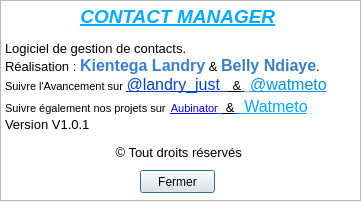
This is contact/licence.ui in watmeto/ContactManager as Qt 5 draws it before an edit. The edited form follows.
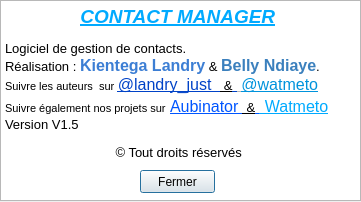
This is the edited form. Icons and pictures are not drawn.

```diff
--- a/contact/licence.ui
+++ b/contact/licence.ui
@@ -35,9 +35,9 @@
 &lt;p style=&quot;-qt-paragraph-type:empty; margin-top:0px; margin-bottom:0px; margin-left:0px; margin-right:0px; -qt-block-indent:0; text-indent:0px; font-size:8pt; font-weight:600; font-style:italic; text-decoration: underline;&quot;&gt;&lt;/p&gt;
 &lt;p style=&quot; margin-top:0px; margin-bottom:0px; margin-left:0px; margin-right:0px; -qt-block-indent:0; text-indent:0px;&quot;&gt;&lt;span style=&quot; font-size:10pt;&quot;&gt;Logiciel de gestion de contacts.&lt;/span&gt;&lt;/p&gt;
 &lt;p style=&quot; margin-top:0px; margin-bottom:0px; margin-left:0px; margin-right:0px; -qt-block-indent:0; text-indent:0px;&quot;&gt;&lt;span style=&quot; font-size:10pt;&quot;&gt;Réalisation : &lt;/span&gt;&lt;span style=&quot; font-size:12pt; font-weight:600; color:#3c7ed4;&quot;&gt;Kientega Landry&lt;/span&gt;&lt;span style=&quot; font-size:10pt;&quot;&gt; &amp;amp;&lt;/span&gt;&lt;span style=&quot; font-size:10pt; color:#3b80bd;&quot;&gt; &lt;/span&gt;&lt;span style=&quot; font-size:12pt; font-weight:600; color:#3b80bd;&quot;&gt;Belly Ndiaye&lt;/span&gt;&lt;span style=&quot; font-size:10pt;&quot;&gt;.&lt;/span&gt;&lt;/p&gt;
-&lt;p style=&quot; margin-top:0px; margin-bottom:0px; margin-left:0px; margin-right:0px; -qt-block-indent:0; text-indent:0px;&quot;&gt;&lt;span style=&quot; font-size:8pt;&quot;&gt;Suivre l'Avancement sur&lt;/span&gt;&lt;span style=&quot; font-size:10pt;&quot;&gt; &lt;/span&gt;&lt;a href=&quot;https://twitter.com/landry_just&quot;&gt;&lt;span style=&quot; font-size:12pt; text-decoration: underline; color:#0042c7;&quot;&gt;@landry_just  &lt;/span&gt;&lt;/a&gt;&lt;a href=&quot;https://twitter.com/landry_just&quot;&gt;&lt;span style=&quot; font-size:10pt; text-decoration: underline; color:#000000;&quot;&gt; &amp;amp;&lt;/span&gt;&lt;/a&gt;&lt;a href=&quot;https://twitter.com/landry_just&quot;&gt;&lt;span style=&quot; font-size:12pt; text-decoration: underline; color:#0042c7;&quot;&gt; &lt;/span&gt;&lt;/a&gt;&lt;a href=&quot;https://twitter.com/landry_just&quot;&gt;&lt;span style=&quot; font-size:12pt; text-decoration: underline; color:#b3b3b3;&quot;&gt; &lt;/span&gt;&lt;/a&gt;&lt;a href=&quot;https://twitter.com/watmeto&quot;&gt;&lt;span style=&quot; font-size:12pt; text-decoration: underline; color:#0093dc;&quot;&gt;@watmeto&lt;/span&gt;&lt;/a&gt;&lt;/p&gt;
-&lt;p style=&quot; margin-top:0px; margin-bottom:0px; margin-left:0px; margin-right:0px; -qt-block-indent:0; text-indent:0px;&quot;&gt;&lt;span style=&quot; font-size:8pt;&quot;&gt;Suivre également nos projets sur&lt;/span&gt;&lt;span style=&quot; font-size:14pt; color:#0055ff;&quot;&gt; &lt;/span&gt;&lt;a href=&quot;https://github.com/Aubinator&quot;&gt;&lt;span style=&quot; font-size:8pt; text-decoration: underline; color:#0000ff;&quot;&gt;Aubinator&lt;/span&gt;&lt;/a&gt;&lt;a href=&quot;github.com/Aubinator&quot;&gt;&lt;span style=&quot; font-size:12pt; text-decoration: underline; color:#0055ff;&quot;&gt; &lt;/span&gt;&lt;/a&gt;&lt;a href=&quot;github.com/Aubinator&quot;&gt;&lt;span style=&quot; font-size:10pt; text-decoration: underline; color:#000000;&quot;&gt; &amp;amp;&lt;/span&gt;&lt;/a&gt;&lt;a href=&quot;github.com/Aubinator&quot;&gt;&lt;span style=&quot; font-size:12pt; text-decoration: underline; color:#0055ff;&quot;&gt; &lt;/span&gt;&lt;/a&gt;&lt;a href=&quot;github.com/Aubinator&quot;&gt;&lt;span style=&quot; font-size:14pt; text-decoration: underline; color:#00aaff;&quot;&gt; &lt;/span&gt;&lt;/a&gt;&lt;a href=&quot;https://github.com/watmeto&quot;&gt;&lt;span style=&quot; font-size:12pt; text-decoration: underline; color:#00aaff;&quot;&gt;Watmeto&lt;/span&gt;&lt;/a&gt;&lt;/p&gt;
-&lt;p style=&quot; margin-top:0px; margin-bottom:0px; margin-left:0px; margin-right:0px; -qt-block-indent:0; text-indent:0px;&quot;&gt;&lt;span style=&quot; font-size:10pt;&quot;&gt;Version V1.0.1&lt;/span&gt;&lt;/p&gt;
+&lt;p style=&quot; margin-top:0px; margin-bottom:0px; margin-left:0px; margin-right:0px; -qt-block-indent:0; text-indent:0px;&quot;&gt;&lt;span style=&quot; font-size:8pt;&quot;&gt;Suivre les auteurs  sur&lt;/span&gt;&lt;span style=&quot; font-size:10pt;&quot;&gt; &lt;/span&gt;&lt;a href=&quot;https://twitter.com/landry_just&quot;&gt;&lt;span style=&quot; font-size:12pt; text-decoration: underline; color:#0042c7;&quot;&gt;@landry_just  &lt;/span&gt;&lt;/a&gt;&lt;a href=&quot;https://twitter.com/landry_just&quot;&gt;&lt;span style=&quot; font-size:10pt; text-decoration: underline; color:#000000;&quot;&gt; &amp;amp;&lt;/span&gt;&lt;/a&gt;&lt;a href=&quot;https://twitter.com/landry_just&quot;&gt;&lt;span style=&quot; font-size:12pt; text-decoration: underline; color:#0042c7;&quot;&gt; &lt;/span&gt;&lt;/a&gt;&lt;a href=&quot;https://twitter.com/landry_just&quot;&gt;&lt;span style=&quot; font-size:12pt; text-decoration: underline; color:#b3b3b3;&quot;&gt; &lt;/span&gt;&lt;/a&gt;&lt;a href=&quot;https://twitter.com/watmeto&quot;&gt;&lt;span style=&quot; font-size:12pt; text-decoration: underline; color:#0093dc;&quot;&gt;@watmeto&lt;/span&gt;&lt;/a&gt;&lt;/p&gt;
+&lt;p style=&quot; margin-top:0px; margin-bottom:0px; margin-left:0px; margin-right:0px; -qt-block-indent:0; text-indent:0px;&quot;&gt;&lt;span style=&quot; font-size:8pt;&quot;&gt;Suivre également nos projets sur&lt;/span&gt;&lt;span style=&quot; font-size:12pt; color:#0055ff;&quot;&gt; &lt;/span&gt;&lt;a href=&quot;https://github.com/Aubinator&quot;&gt;&lt;span style=&quot; font-size:12pt; text-decoration: underline; color:#0055ff;&quot;&gt;Aubinator&lt;/span&gt;&lt;/a&gt;&lt;a href=&quot;github.com/Aubinator&quot;&gt;&lt;span style=&quot; font-size:12pt; text-decoration: underline; color:#0055ff;&quot;&gt; &lt;/span&gt;&lt;/a&gt;&lt;a href=&quot;github.com/Aubinator&quot;&gt;&lt;span style=&quot; font-size:10pt; text-decoration: underline; color:#000000;&quot;&gt; &amp;amp;&lt;/span&gt;&lt;/a&gt;&lt;a href=&quot;github.com/Aubinator&quot;&gt;&lt;span style=&quot; font-size:12pt; text-decoration: underline; color:#0055ff;&quot;&gt; &lt;/span&gt;&lt;/a&gt;&lt;a href=&quot;github.com/Aubinator&quot;&gt;&lt;span style=&quot; font-size:14pt; text-decoration: underline; color:#00aaff;&quot;&gt; &lt;/span&gt;&lt;/a&gt;&lt;a href=&quot;https://github.com/watmeto&quot;&gt;&lt;span style=&quot; font-size:12pt; text-decoration: underline; color:#00aaff;&quot;&gt;Watmeto&lt;/span&gt;&lt;/a&gt;&lt;/p&gt;
+&lt;p style=&quot; margin-top:0px; margin-bottom:0px; margin-left:0px; margin-right:0px; -qt-block-indent:0; text-indent:0px;&quot;&gt;&lt;span style=&quot; font-size:10pt;&quot;&gt;Version V1.5&lt;/span&gt;&lt;/p&gt;
 &lt;p align=&quot;center&quot; style=&quot;-qt-paragraph-type:empty; margin-top:0px; margin-bottom:0px; margin-left:0px; margin-right:0px; -qt-block-indent:0; text-indent:0px; font-size:8pt;&quot;&gt;&lt;/p&gt;
 &lt;p align=&quot;center&quot; style=&quot; margin-top:0px; margin-bottom:0px; margin-left:0px; margin-right:0px; -qt-block-indent:0; text-indent:0px;&quot;&gt;&lt;span style=&quot; font-size:10pt;&quot;&gt;© Tout droits réservés &lt;/span&gt;&lt;/p&gt;
 &lt;p style=&quot;-qt-paragraph-type:empty; margin-top:0px; margin-bottom:0px; margin-left:0px; margin-right:0px; -qt-block-indent:0; text-indent:0px; font-size:8pt;&quot;&gt;&lt;/p&gt;&lt;/body&gt;&lt;/html&gt;</string>
```
